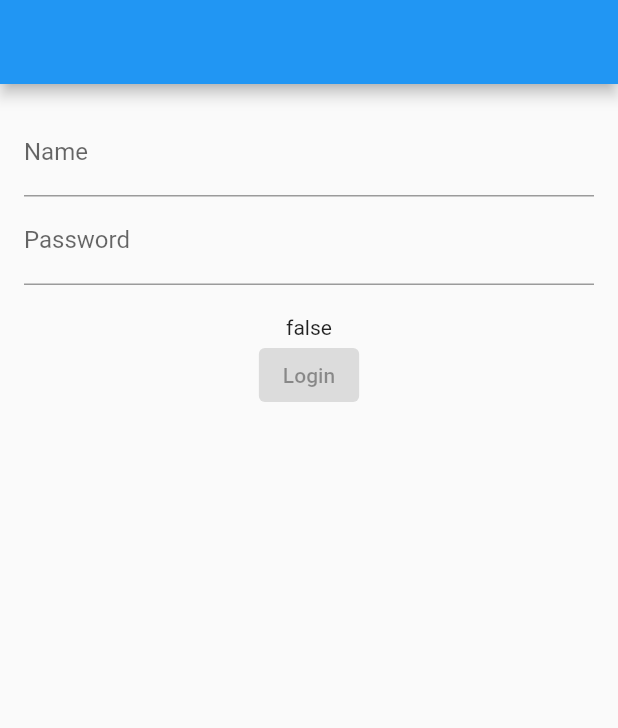
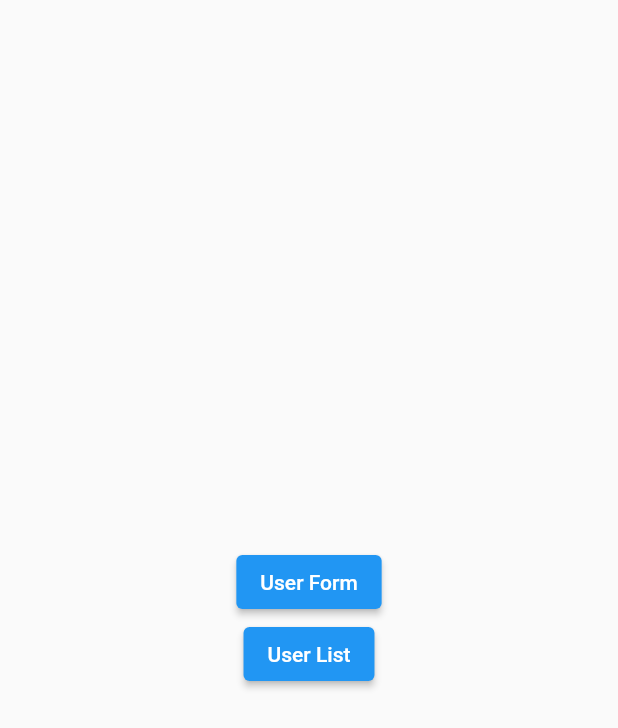
Before and after one commit to RafidKhan/flutter_bloc_example, a Flutter app: the screen it shows after launch, on a phone screen of 412 x 824 dp. Shown: the top 728 px of the screen. Run offline on Flutter 3.47's test engine with Material 2 defaults, Android fonts, the phone set to English and light mode, and no system bars; our stand-ins replace bloc, dio, flutter_bloc.

Commit message:
fetch users from api using bloc

```diff
--- /dev/null
+++ b/lib/dashboard/dashboard_screen.dart
@@ -0,0 +1,42 @@
+import 'package:flutter/material.dart';
+import 'package:flutter_bloc_example/user_form/view/user_form_screen.dart';
+import 'package:flutter_bloc_example/user_list/view/user_list_screen.dart';
+
+class DashboardScreen extends StatelessWidget {
+  const DashboardScreen({Key? key}) : super(key: key);
+
+  @override
+  Widget build(BuildContext context) {
+    return Scaffold(
+      body: SizedBox(
+        width: MediaQuery.of(context).size.width,
+        child: Column(
+          mainAxisAlignment: MainAxisAlignment.center,
+          crossAxisAlignment: CrossAxisAlignment.center,
+          children: [
+            ElevatedButton(
+                onPressed: () {
+                  Navigator.push(
+                    context,
+                    MaterialPageRoute(
+                      builder: (context) => const UserFormScreen(),
+                    ),
+                  );
+                },
+                child: const Text("User Form")),
+            ElevatedButton(
+                onPressed: () {
+                  Navigator.push(
+                    context,
+                    MaterialPageRoute(
+                      builder: (context) => const UserListScreen(),
+                    ),
+                  );
+                },
+                child: const Text("User List")),
+          ],
+        ),
+      ),
+    );
+  }
+}
--- a/lib/main.dart
+++ b/lib/main.dart
@@ -1,4 +1,5 @@
 import 'package:flutter/material.dart';
+import 'package:flutter_bloc_example/dashboard/dashboard_screen.dart';
 import 'package:flutter_bloc_example/user_form/view/user_form_screen.dart';
 
 void main() {
@@ -12,7 +13,7 @@ class MyApp extends StatelessWidget {
   Widget build(BuildContext context) {
     return const MaterialApp(
       debugShowCheckedModeBanner: false,
-      home: UserFormScreen(),
+      home: DashboardScreen(),
     );
   }
 }
--- a/lib/user_form/bloc/user_form_bloc.dart
+++ b/lib/user_form/bloc/user_form_bloc.dart
@@ -1,9 +1,6 @@
 import 'package:bloc/bloc.dart';
-import 'package:flutter/cupertino.dart';
 import 'package:flutter/material.dart';
 import 'package:flutter_bloc_example/user_form/bloc/user_form_state.dart';
-
-part 'user_form_event.dart';
 
 class UserFormBloc extends BlocBase<UserFormState> {
   UserFormBloc()
--- a/lib/user_form/bloc/user_form_event.dart
+++ /dev/null
@@ -1,5 +0,0 @@
-part of 'user_form_bloc.dart';
-
-class UserFormEvent {
-  const UserFormEvent();
-}
--- a/lib/user_form/bloc/user_form_state.dart
+++ b/lib/user_form/bloc/user_form_state.dart
@@ -12,12 +12,12 @@ class UserFormState {
   final bool isValid;
 
   UserFormState copyWith({
-    TextEditingController? email,
+    TextEditingController? name,
     TextEditingController? password,
     bool? isValid,
   }) {
     return UserFormState(
-      name: email ?? this.name,
+      name: name ?? this.name,
       password: password ?? this.password,
       isValid: isValid ?? this.isValid,
     );
--- a/lib/user_form/view/user_form_screen.dart
+++ b/lib/user_form/view/user_form_screen.dart
@@ -31,7 +31,6 @@ class UserFormScreen extends StatelessWidget {
                   const SizedBox(
                     height: 20,
                   ),
-                  Text("${state.isValid}"),
                   ElevatedButton(
                     onPressed: state.isValid
                         ? () {
--- a/pubspec.yaml
+++ b/pubspec.yaml
@@ -37,6 +37,7 @@ dependencies:
   cupertino_icons: ^1.0.2
   bloc: ^8.1.2
   flutter_bloc: ^8.1.3
+  dio: ^5.2.1+1
 
 dev_dependencies:
   flutter_test:
```
Also changed, not shown: lib/models/user_model.dart (added, +9 -0 lines), lib/user_list/bloc/user_list_bloc.dart (added, +38 -0 lines), lib/user_list/bloc/user_list_state.dart (added, +25 -0 lines), lib/user_list/view/user_list_screen.dart (added, +54 -0 lines), pubspec.lock.
